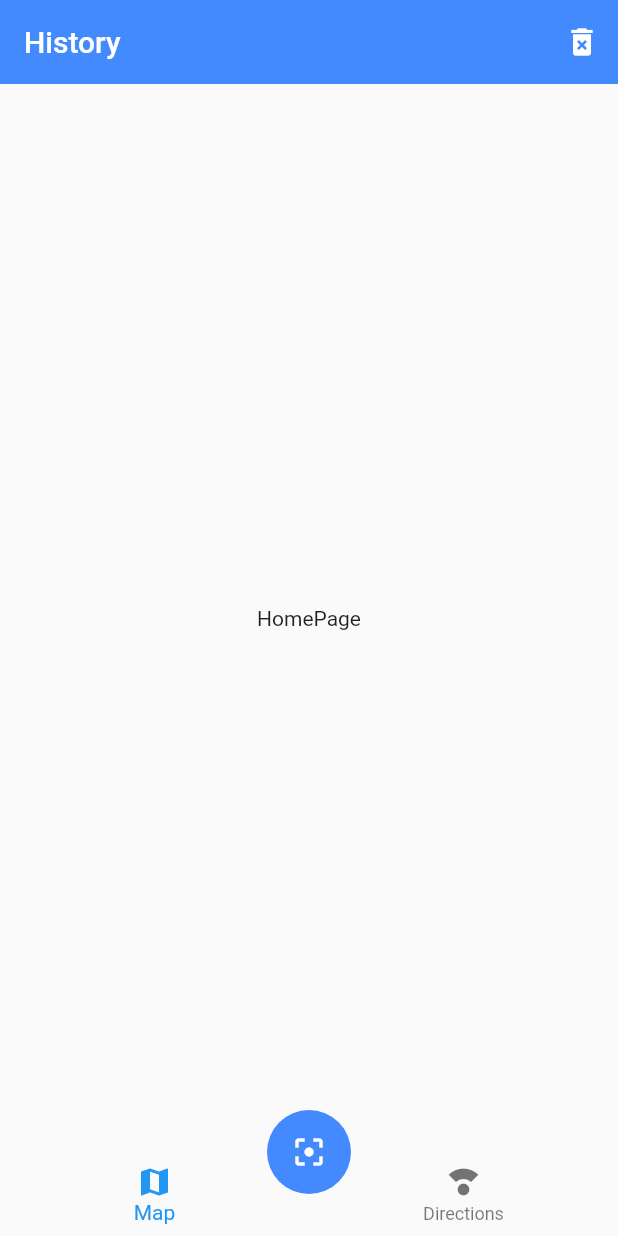
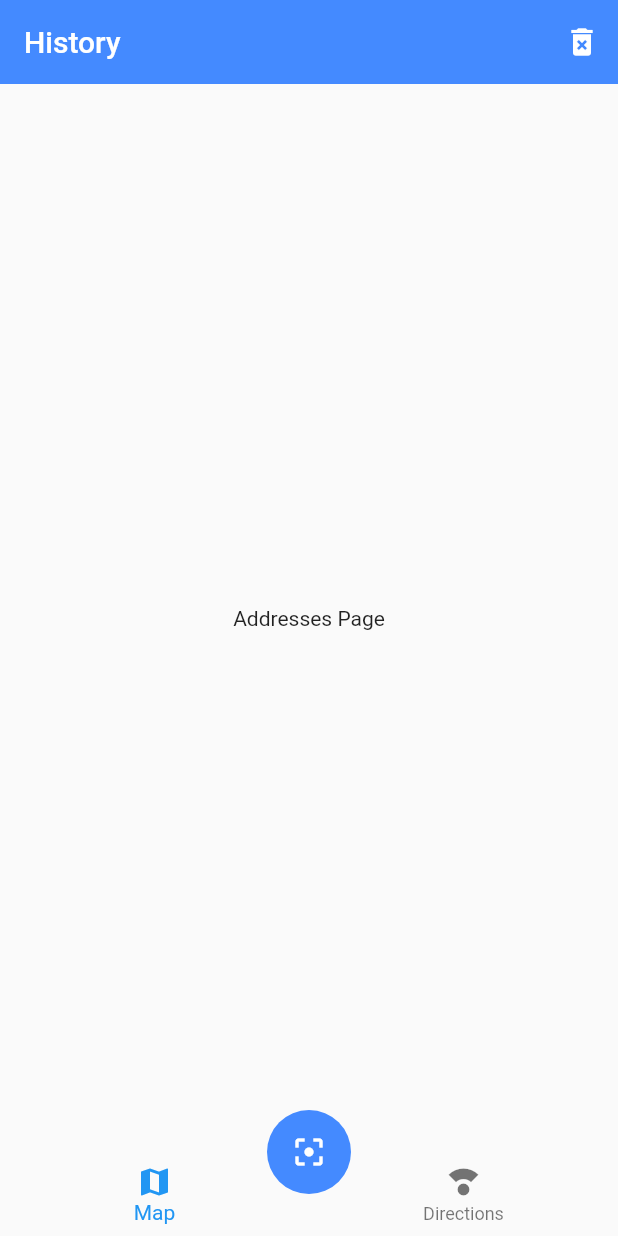
Before and after one commit to jela3105/flutter-qr, a Flutter app: the screen it shows after launch, on a phone screen of 412 x 824 dp. Run offline on Flutter 3.47's test engine with Material 2 defaults, Android fonts, the phone set to English and light mode, and no system bars.

Commit message:
reate pages of bottom navigation

```diff
--- /dev/null
+++ b/lib/src/pages/addresses_page.dart
@@ -0,0 +1,10 @@
+import 'package:flutter/material.dart';
+
+class AddressesPage extends StatelessWidget {
+  @override
+  Widget build(BuildContext context) {
+    return Center(
+      child: Text("Addresses Page"),
+    );
+  }
+}
--- a/lib/src/pages/home_page.dart
+++ b/lib/src/pages/home_page.dart
@@ -2,6 +2,8 @@ import 'package:flutter/material.dart';
 
 import 'package:qr_app/widges/custom_navigator_bar.dart';
 import 'package:qr_app/widges/scan_button.dart';
+import 'package:qr_app/src/pages/maps_page.dart';
+import 'package:qr_app/src/pages/addresses_page.dart';
 
 class HomePage extends StatelessWidget {
   @override
@@ -17,12 +19,28 @@ class HomePage extends StatelessWidget {
           )
         ],
       ),
-      body: Center(
-        child: Text('HomePage'),
-      ),
+      body: _HomePageBody(),
       bottomNavigationBar: CustomNavigationBar(),
       floatingActionButton: ScanButton(),
       floatingActionButtonLocation: FloatingActionButtonLocation.centerDocked,
     );
   }
 }
+
+class _HomePageBody extends StatelessWidget {
+  @override
+  Widget build(BuildContext context) {
+    final currentIndex = 1;
+
+    switch (currentIndex) {
+      case 0:
+        return MapsPage();
+
+      case 1:
+        return AddressesPage();
+
+      default:
+        return MapsPage();
+    }
+  }
+}
--- /dev/null
+++ b/lib/src/pages/maps_page.dart
@@ -0,0 +1,10 @@
+import 'package:flutter/material.dart';
+
+class MapsPage extends StatelessWidget {
+  @override
+  Widget build(BuildContext context) {
+    return Center(
+      child: Text("MapsPage"),
+    );
+  }
+}
--- a/lib/widges/custom_navigator_bar.dart
+++ b/lib/widges/custom_navigator_bar.dart
@@ -3,8 +3,10 @@ import 'package:flutter/material.dart';
 class CustomNavigationBar extends StatelessWidget {
   @override
   Widget build(BuildContext context) {
+    final currentIndex = 0;
+
     return BottomNavigationBar(
-      currentIndex: 0,
+      currentIndex: currentIndex,
       elevation: 0,
       items: [
         BottomNavigationBarItem(icon: Icon(Icons.map), label: 'Map'),
```
